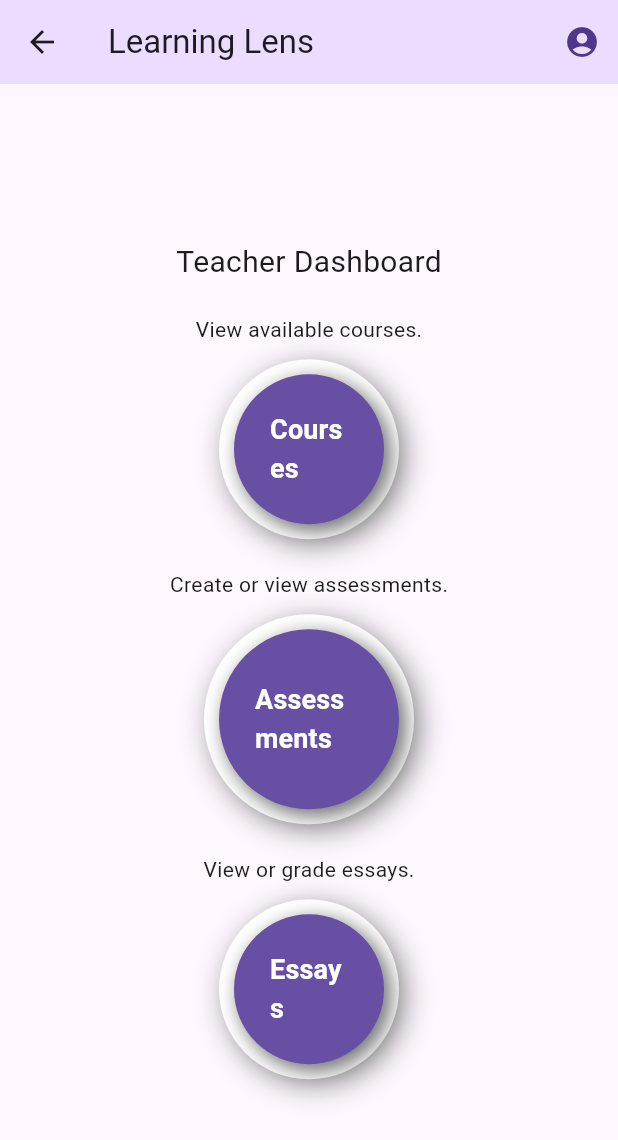
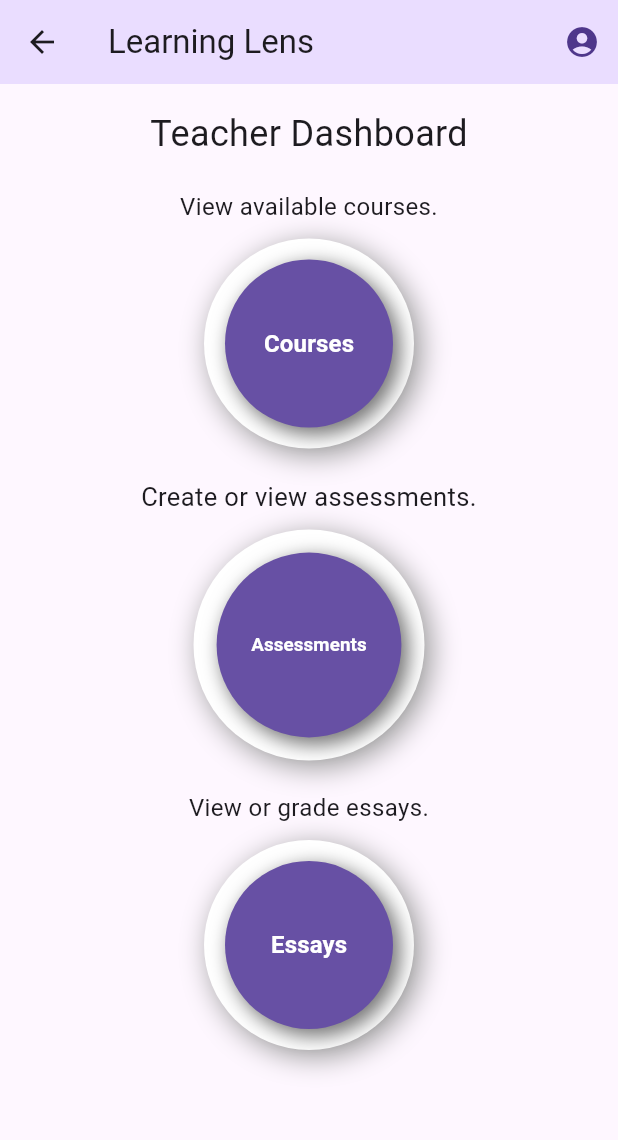
Before and after one commit to umgc/fall2024, a Flutter app: the TeacherDashboard screen opened by its route, on a phone screen of 412 x 824 dp. Shown: the top 1140 px of the screen. Run offline on Flutter 3.47's test engine with Material 3 defaults, Android fonts, the phone set to English and light mode, and no system bars; missing offline and left inert: editable.

Commit message:
reviewed and modified code to submit for review

```diff
--- a/teamA/lib/Views/dashboard.dart
+++ b/teamA/lib/Views/dashboard.dart
@@ -1,34 +1,22 @@
 import 'package:flutter/material.dart';
 
 void main() {
-  runApp(MyApp());
+  runApp(const MyApp());
 }
 
-final ColorScheme customColorScheme = ColorScheme(
-  primary: Color(0xFF6A5A99), // Purple color as primary
-  onPrimary: Color(0xFFFFFFFF), // White text on primary
-  primaryContainer: Color(0xFFEDE6FF), // Light lavender
-  onPrimaryContainer: Color(0xFF2D004A), // Dark purple
-  secondary: Color(0xFF6A5A99), // Using similar purple as secondary
-  onSecondary: Colors.white, // White on secondary
-  background: Color(0xFFF5F5F5), // Light grey background
-  onBackground: Colors.black, // Black text on background
-  surface: Color(0xFFFFFFFF), // White surface color
-  onSurface: Colors.black, // Black text on surface
-  error: Colors.red, // Error color red
-  onError: Colors.white, // White on error
-  brightness: Brightness.light, // Light mode
-);
+class MyApp extends StatelessWidget {
+  const MyApp({super.key});
 
-class MyApp extends StatelessWidget {
   @override
   Widget build(BuildContext context) {
     return MaterialApp(
       debugShowCheckedModeBanner: true, // Keeps the debug banner for now
-      home: TeacherDashboard(),
+      home: const TeacherDashboard(),
       theme: ThemeData(
-        colorScheme: customColorScheme, // Apply the custom color scheme
-        useMaterial3: true, // If you want to use Material 3 design
+        useMaterial3: true,
+        colorScheme: ColorScheme.fromSeed(
+          seedColor: const Color(0xFF6A5A99), // Custom primary color
+        ),
       ),
       title: 'Learning Lens',
     );
@@ -36,35 +24,35 @@ class MyApp extends StatelessWidget {
 }
 
 class TeacherDashboard extends StatelessWidget {
+  const TeacherDashboard({super.key});
+
   @override
   Widget build(BuildContext context) {
     return Scaffold(
       appBar: AppBar(
-        title: Text('Learning Lens'),
-        backgroundColor: Theme.of(context)
-            .colorScheme
-            .primaryContainer, // Use primary container color
+        title: const Text('Learning Lens'),
+        backgroundColor: Theme.of(context).colorScheme.primaryContainer,
         actions: [
           IconButton(
-            icon: Icon(Icons.account_circle,
-                color: Theme.of(context).colorScheme.onPrimaryContainer),
+            icon: Icon(
+              Icons.account_circle,
+              color: Theme.of(context).colorScheme.onPrimaryContainer,
+            ),
             onPressed: () {
               // Handle profile/account actions here
             },
           ),
         ],
       ),
-      backgroundColor: Theme.of(context)
-          .colorScheme
-          .background, // Use background color from scheme
+      backgroundColor: Theme.of(context).colorScheme.surface,
       body: LayoutBuilder(
         builder: (context, constraints) {
           if (constraints.maxWidth > 600) {
             // Large screen (desktop or large tablet)
-            return _buildDesktopLayout(context);
+            return _buildDesktopLayout(context, constraints);
           } else {
             // Small screen (mobile)
-            return _buildMobileLayout(context);
+            return _buildMobileLayout(context, constraints);
           }
         },
       ),
@@ -72,69 +60,80 @@ class TeacherDashboard extends StatelessWidget {
   }
 
   // Desktop layout
-  Widget _buildDesktopLayout(BuildContext context) {
+  Widget _buildDesktopLayout(BuildContext context, BoxConstraints constraints) {
+    final double screenWidth = constraints.maxWidth;
+
+    // Base sizes for left and right buttons
+    double baseButtonSize = screenWidth * 0.15;
+    double baseButtonFontSize = screenWidth * 0.015;
+    double baseDescriptionFontSize = screenWidth * 0.015;
+
+    // Sizes for the middle button (larger than others)
+    double middleButtonSize = baseButtonSize * 1.2; // 20% larger
+    double middleButtonFontSize = baseButtonFontSize * 1.2;
+    double middleDescriptionFontSize = baseDescriptionFontSize * 1.1;
+
+    // Clamp the sizes to reasonable minimum and maximum values
+    baseButtonSize = baseButtonSize.clamp(80.0, 150.0);
+    baseButtonFontSize = baseButtonFontSize.clamp(12.0, 18.0);
+    baseDescriptionFontSize = baseDescriptionFontSize.clamp(12.0, 18.0);
+
+    middleButtonSize = middleButtonSize.clamp(96.0, 180.0);
+    middleButtonFontSize = middleButtonFontSize.clamp(14.0, 20.0);
+    middleDescriptionFontSize = middleDescriptionFontSize.clamp(13.0, 20.0);
+
+    // Title font size
+    double titleFontSize = screenWidth * 0.03;
+    titleFontSize = titleFontSize.clamp(20.0, 32.0);
+
     return Center(
       child: Padding(
         padding: const EdgeInsets.all(16.0),
         child: Column(
           mainAxisSize: MainAxisSize.min,
-          crossAxisAlignment: CrossAxisAlignment.center,
           children: [
             Text(
               'Teacher Dashboard',
               style: TextStyle(
-                fontSize: 24,
+                fontSize: titleFontSize,
                 fontWeight: FontWeight.normal,
-                color: Theme.of(context).colorScheme.onBackground,
+                color: Theme.of(context).colorScheme.onSurface,
               ),
             ),
-            SizedBox(height: 40), // Space between the title and buttons
+            const SizedBox(height: 40),
             Row(
               mainAxisAlignment: MainAxisAlignment.center,
               children: [
-                Column(
-                  children: [
-                    Text(
+                // Left button
+                _buildResponsiveColumn(
+                  context,
                   'Teacher can view available courses here.',
-                      style: TextStyle(
-                        fontSize: 14,
-                        color: Theme.of(context).colorScheme.onBackground,
+                  'Courses',
+                  baseDescriptionFontSize,
+                  baseButtonSize,
+                  baseButtonFontSize,
                 ),
+                SizedBox(width: screenWidth * 0.02), // 2% of screen width
+
+                // Middle button (larger)
+                _buildResponsiveColumn(
+                  context,
+                  'Teacher creates/views assessments.',
+                  'Assessments',
+                  middleDescriptionFontSize,
+                  middleButtonSize,
+                  middleButtonFontSize,
                 ),
-                    SizedBox(height: 10),
-                    _buildDashboardButton(
-                        context, 'Courses', 150), // Smaller button
-                  ],
-                ),
-                SizedBox(width: 20),
-                Column(
-                  children: [
-                    Text(
-                      'Teacher creates/views assessments.',
-                      style: TextStyle(
-                        fontSize: 14,
-                        color: Theme.of(context).colorScheme.onBackground,
-                      ),
-                    ),
-                    SizedBox(height: 10),
-                    _buildDashboardButton(
-                        context, 'Assessments', 180), // Larger middle button
-                  ],
-                ),
-                SizedBox(width: 20),
-                Column(
-                  children: [
-                    Text(
+                SizedBox(width: screenWidth * 0.02),
+
+                // Right button
+                _buildResponsiveColumn(
+                  context,
                   'Teacher can view, grade, and create essays.',
-                      style: TextStyle(
-                        fontSize: 14,
-                        color: Theme.of(context).colorScheme.onBackground,
-                      ),
-                    ),
-                    SizedBox(height: 10),
-                    _buildDashboardButton(
-                        context, 'Essays', 150), // Smaller button
-                  ],
+                  'Essays',
+                  baseDescriptionFontSize,
+                  baseButtonSize,
+                  baseButtonFontSize,
                 ),
               ],
             ),
@@ -145,107 +144,156 @@ class TeacherDashboard extends StatelessWidget {
   }
 
   // Mobile layout
-  Widget _buildMobileLayout(BuildContext context) {
-    return Center(
-      child: SingleChildScrollView(
+  Widget _buildMobileLayout(BuildContext context, BoxConstraints constraints) {
+    final double screenWidth = constraints.maxWidth;
+
+    // Base sizes for buttons
+    double baseButtonSize = screenWidth * 0.4;
+    double baseButtonFontSize = screenWidth * 0.045;
+    double baseDescriptionFontSize = screenWidth * 0.04;
+
+    // Sizes for the middle button (larger than others)
+    double middleButtonSize = baseButtonSize * 1.1; // 10% larger
+    double middleButtonFontSize = baseButtonFontSize * 1.1;
+    double middleDescriptionFontSize = baseDescriptionFontSize * 1.05;
+
+    // Clamp the sizes to reasonable minimum and maximum values
+    baseButtonSize = baseButtonSize.clamp(80.0, 140.0);
+    baseButtonFontSize = baseButtonFontSize.clamp(12.0, 16.0);
+    baseDescriptionFontSize = baseDescriptionFontSize.clamp(12.0, 16.0);
+
+    middleButtonSize = middleButtonSize.clamp(88.0, 154.0);
+    middleButtonFontSize = middleButtonFontSize.clamp(13.0, 18.0);
+    middleDescriptionFontSize = middleDescriptionFontSize.clamp(13.0, 17.0);
+
+    // Title font size
+    double titleFontSize = screenWidth * 0.06;
+    titleFontSize = titleFontSize.clamp(18.0, 24.0);
+
+    return SingleChildScrollView(
       padding: const EdgeInsets.all(16.0),
+      child: Center(
+        child: ConstrainedBox(
+          constraints: const BoxConstraints(maxWidth: 600),
           child: Column(
             mainAxisSize: MainAxisSize.min,
-          crossAxisAlignment: CrossAxisAlignment.center,
             children: [
               Text(
                 'Teacher Dashboard',
                 style: TextStyle(
-                fontSize: 20,
+                  fontSize: titleFontSize,
                   fontWeight: FontWeight.normal,
-                color: Theme.of(context).colorScheme.onBackground,
+                  color: Theme.of(context).colorScheme.onSurface,
                 ),
               ),
-            SizedBox(height: 20), // Space between the title and buttons
+              const SizedBox(height: 20),
               Column(
                 mainAxisAlignment: MainAxisAlignment.center,
                 children: [
-                Column(
-                  children: [
-                    Text(
+                  // First button
+                  _buildResponsiveColumn(
+                    context,
                     'View available courses.',
-                      style: TextStyle(
-                        fontSize: 14,
-                        color: Theme.of(context).colorScheme.onBackground,
+                    'Courses',
+                    baseDescriptionFontSize,
+                    baseButtonSize,
+                    baseButtonFontSize,
                   ),
+                  const SizedBox(height: 20),
+
+                  // Middle button (larger)
+                  _buildResponsiveColumn(
+                    context,
+                    'Create or view assessments.',
+                    'Assessments',
+                    middleDescriptionFontSize,
+                    middleButtonSize,
+                    middleButtonFontSize,
                   ),
-                    SizedBox(height: 10),
-                    _buildDashboardButton(
-                        context, 'Courses', 120), // Smaller for mobile
-                  ],
-                ),
-                SizedBox(height: 20),
-                Column(
-                  children: [
-                    Text(
-                      'Create or view assessments.',
-                      style: TextStyle(
-                        fontSize: 14,
-                        color: Theme.of(context).colorScheme.onBackground,
-                      ),
-                    ),
-                    SizedBox(height: 10),
-                    _buildDashboardButton(context, 'Assessments',
-                        140), // Adjust button size for mobile
-                  ],
-                ),
-                SizedBox(height: 20),
-                Column(
-                  children: [
-                    Text(
+                  const SizedBox(height: 20),
+
+                  // Third button
+                  _buildResponsiveColumn(
+                    context,
                     'View or grade essays.',
-                      style: TextStyle(
-                        fontSize: 14,
-                        color: Theme.of(context).colorScheme.onBackground,
-                      ),
-                    ),
-                    SizedBox(height: 10),
-                    _buildDashboardButton(
-                        context, 'Essays', 120), // Adjust for mobile
-                  ],
+                    'Essays',
+                    baseDescriptionFontSize,
+                    baseButtonSize,
+                    baseButtonFontSize,
                   ),
                 ],
               ),
             ],
           ),
         ),
+      ),
+    );
+  }
+
+  // Responsive Column for both layouts
+  Widget _buildResponsiveColumn(
+    BuildContext context,
+    String description,
+    String title,
+    double descriptionFontSize,
+    double buttonSize,
+    double buttonFontSize,
+  ) {
+    return Column(
+      children: [
+        SizedBox(
+          width: buttonSize * 1.5, // Ensure text doesn't overflow
+          child: Text(
+            description,
+            textAlign: TextAlign.center,
+            style: TextStyle(
+              fontSize: descriptionFontSize,
+              color: Theme.of(context).colorScheme.onSurface,
+            ),
+          ),
+        ),
+        const SizedBox(height: 10),
+        _buildDashboardButton(
+          context,
+          title,
+          buttonSize,
+          buttonFontSize,
+        ),
+      ],
     );
   }
 
   // Widget to build circular buttons
   Widget _buildDashboardButton(
-      BuildContext context, String title, double size) {
+    BuildContext context,
+    String title,
+    double size,
+    double fontSize,
+  ) {
     return Container(
-      height: size, // Dynamic size based on parameter
+      height: size,
       width: size,
       decoration: BoxDecoration(
         shape: BoxShape.circle,
         color: Colors.white, // Outer white border color
         boxShadow: [
           BoxShadow(
-            color: Colors.grey[500]!, // Medium grey shadow around white border
-            offset: Offset(4, 4),
+            color: Colors.grey[500]!,
+            offset: const Offset(4, 4),
             blurRadius: 15,
             spreadRadius: 1,
           ),
         ],
       ),
       child: Container(
-        margin: EdgeInsets.all(10), // Space for white border
+        margin: EdgeInsets.all(size * 0.1), // Adjusted for responsive border
         decoration: BoxDecoration(
           shape: BoxShape.circle,
-          color: Theme.of(context)
-              .colorScheme
-              .primary, // Inner purple circle using primary color
+          color: Theme.of(context).colorScheme.primary,
           boxShadow: [
             BoxShadow(
-              color: Colors.grey[600]!, // Grey shadow for inner circle
-              offset: Offset(4, 4),
+              color: Colors.grey[600]!,
+              offset: const Offset(4, 4),
               blurRadius: 10,
               spreadRadius: 1,
             ),
@@ -256,20 +304,20 @@ class TeacherDashboard extends StatelessWidget {
             // Add button functionality here
           },
           style: ElevatedButton.styleFrom(
-            shape: CircleBorder(),
+            shape: const CircleBorder(),
             backgroundColor: Colors.transparent,
-            padding:
-                EdgeInsets.all(24), // Transparent to show purple background
-            shadowColor: Colors.transparent, // No additional shadow
+            padding: EdgeInsets.all(size * 0.15), // Responsive padding
+            shadowColor: Colors.transparent,
           ),
+          child: FittedBox(
+            fit: BoxFit.scaleDown,
             child: Text(
               title,
               style: TextStyle(
-              fontSize: 18,
+                fontSize: fontSize,
                 fontWeight: FontWeight.bold,
-              color: Theme.of(context)
-                  .colorScheme
-                  .onPrimary, // Use onPrimary for text color
+                color: Theme.of(context).colorScheme.onPrimary,
+              ),
             ),
           ),
         ),
```
Also changed, not shown: 2 other files. Lines whose indentation alone changed are shown as unchanged.
